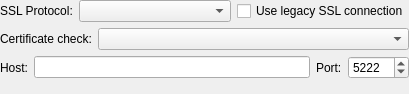
vacuum-im/vacuum-im, file branches/dev_options2/src/plugins/defaultconnection/connectionoptionswidget.ui: the form before one commit.
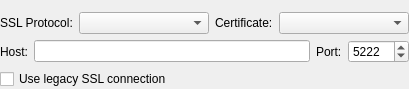
The form after the commit.

The edit to the form file:
```diff
--- a/branches/dev_options2/src/plugins/defaultconnection/connectionoptionswidget.ui
+++ b/branches/dev_options2/src/plugins/defaultconnection/connectionoptionswidget.ui
@@ -7,13 +7,16 @@
     <x>0</x>
     <y>0</y>
     <width>409</width>
-    <height>94</height>
+    <height>89</height>
    </rect>
   </property>
   <layout class="QVBoxLayout" name="verticalLayout">
    <property name="margin">
     <number>0</number>
    </property>
+   <item>
+    <widget class="QWidget" name="wdtProxy" native="true"/>
+   </item>
    <item>
     <layout class="QHBoxLayout" name="horizontalLayout_2">
      <item>
@@ -34,20 +37,9 @@
       </widget>
      </item>
      <item>
-      <widget class="QCheckBox" name="chbUseLegacySSL">
-       <property name="text">
-        <string>Use legacy SSL connection</string>
-       </property>
-      </widget>
-     </item>
-    </layout>
-   </item>
-   <item>
-    <layout class="QHBoxLayout" name="horizontalLayout">
-     <item>
       <widget class="QLabel" name="lblCertCheckMode">
        <property name="text">
-        <string>Certificate check:</string>
+        <string>Certificate:</string>
        </property>
       </widget>
      </item>
@@ -119,7 +111,11 @@
     </layout>
    </item>
    <item>
-    <widget class="QWidget" name="wdtProxy" native="true"/>
+    <widget class="QCheckBox" name="chbUseLegacySSL">
+     <property name="text">
+      <string>Use legacy SSL connection</string>
+     </property>
+    </widget>
    </item>
   </layout>
  </widget>
```
